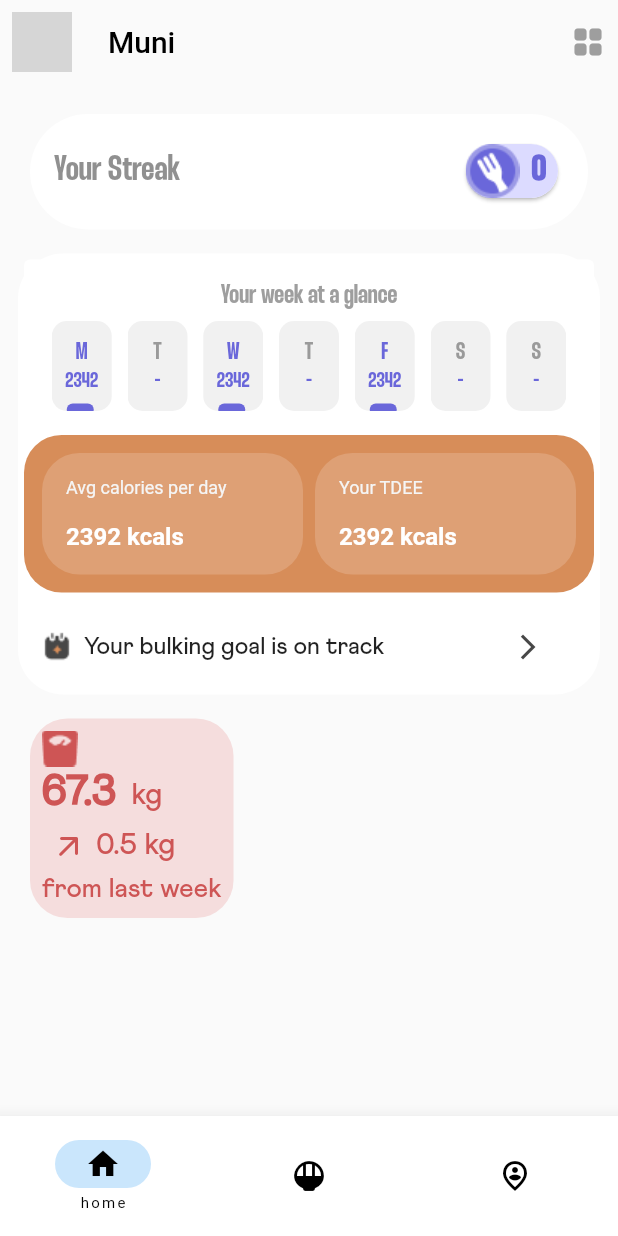
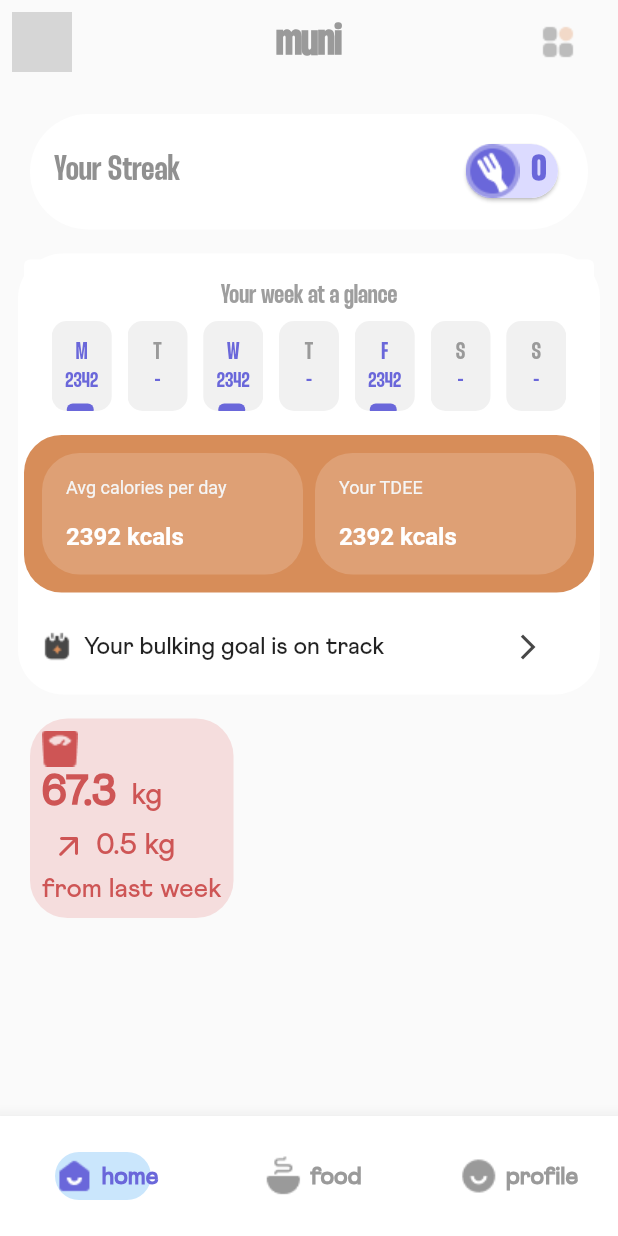
Before and after one commit to nirans2002/flutter_cubit, a Flutter app: the screen it shows after launch, on a phone screen of 412 x 824 dp. Run offline on Flutter 3.47's test engine with Material 2 defaults, Android fonts, the phone set to English and light mode, and no system bars; our stand-ins replace bloc, equatable, flutter_bloc, table_calendar; network calls fail; project files that could hold a hidden picture were left out; grey boxes are pictures that could not be loaded.

Commit message:
nav bar edit

```diff
--- a/lib/screens/home_screen.dart
+++ b/lib/screens/home_screen.dart
@@ -15,27 +15,39 @@ class HomeScreen extends StatelessWidget {
         appBar: AppBar(
           backgroundColor: Colors.transparent,
           elevation: 0,
-          leading: const Padding(
-            padding: EdgeInsets.all(8.0),
-            child: CircleAvatar(
-              backgroundImage: NetworkImage(
-                  "https://miro.medium.com/v2/resize:fill:88:88/0*thO6OQqsKGUCGfqr.jpg"),
-              radius: 30,
+          leading: Padding(
+            padding: const EdgeInsets.all(8.0),
+            child: Container(
+              decoration: const BoxDecoration(
+                  borderRadius: BorderRadius.only(
+                    topLeft: Radius.circular(20),
+                    topRight: Radius.circular(20),
+                    bottomLeft: Radius.circular(8),
+                    bottomRight: Radius.circular(8),
+                  ),
+                  image: DecorationImage(
+                    image: NetworkImage(
+                        "https://miro.medium.com/v2/resize:fill:88:88/0*thO6OQqsKGUCGfqr.jpg"),
+                  )),
             ),
           ),
+          centerTitle: true,
           title: const Text(
-            "Muni",
+            "muni",
             style: TextStyle(
-              color: Colors.black,
+              fontFamily: "Thunder",
+              fontSize: 30,
+              fontWeight: FontWeight.w900,
+              color: Color(0xFF9A9A9A),
             ),
           ),
           //TODO: change font
-          actions: const [
+          actions: [
             Padding(
-              padding: EdgeInsets.all(8.0),
-              child: Icon(
-                Icons.grid_view_rounded,
-                color: Colors.grey,
+              padding: const EdgeInsets.symmetric(horizontal: 16.0),
+              child: IconButton(
+                onPressed: () {},
+                icon: Image.asset("images/menu_icon.png"),
               ),
             ),
           ],
@@ -45,7 +57,7 @@ class HomeScreen extends StatelessWidget {
             padding: const EdgeInsets.all(8.0),
             child: Column(
               children: [
-                StreakCard(),
+                const StreakCard(),
                 Card(
                   elevation: 0,
                   // color: const Color(0xFFD78D59),
@@ -69,20 +81,59 @@ class HomeScreen extends StatelessWidget {
           onItemTap: (int tappedIndex) {
             print('Tapped index: $tappedIndex');
           },
-          labelBehavior: NavigationDestinationLabelBehavior.onlyShowSelected,
+          labelBehavior: NavigationDestinationLabelBehavior.alwaysHide,
           backgroundColor: Colors.white,
-          destinations: const [
+          destinations: [
             NavigationDestination(
-              icon: Icon(Icons.home),
-              label: 'home',
+              icon: Wrap(
+                  crossAxisAlignment: WrapCrossAlignment.center,
+                  children: [
+                    Image.asset("images/home.png"),
+                    const Text(
+                      "home",
+                      style: TextStyle(
+                        fontSize: 16,
+                        fontWeight: FontWeight.bold,
+                        fontFamily: "Athletics",
+                        color: Color(0xFF6A67DA),
+                      ),
+                    ),
+                  ]),
+              label: '',
             ),
             NavigationDestination(
-              icon: Icon(Icons.rice_bowl_rounded),
-              label: 'food',
+              icon: Wrap(
+                  crossAxisAlignment: WrapCrossAlignment.center,
+                  children: [
+                    Image.asset("images/food.png"),
+                    const Text(
+                      "food",
+                      style: TextStyle(
+                        fontSize: 16,
+                        fontWeight: FontWeight.bold,
+                        fontFamily: "Athletics",
+                        color: Color(0xFF9A9A9A),
+                      ),
+                    ),
+                  ]),
+              label: '',
             ),
             NavigationDestination(
-              icon: Icon(Icons.person_pin_circle_outlined),
-              label: 'profile',
+              icon: Wrap(
+                  crossAxisAlignment: WrapCrossAlignment.center,
+                  children: [
+                    Image.asset("images/profile.png"),
+                    const Text(
+                      "profile",
+                      style: TextStyle(
+                        fontSize: 16,
+                        fontWeight: FontWeight.bold,
+                        fontFamily: "Athletics",
+                        color: Color(0xFF9A9A9A),
+                      ),
+                    ),
+                  ]),
+              label: '',
             ),
           ],
         ),
```
Also changed, not shown: images/menu_icon.png (added).
